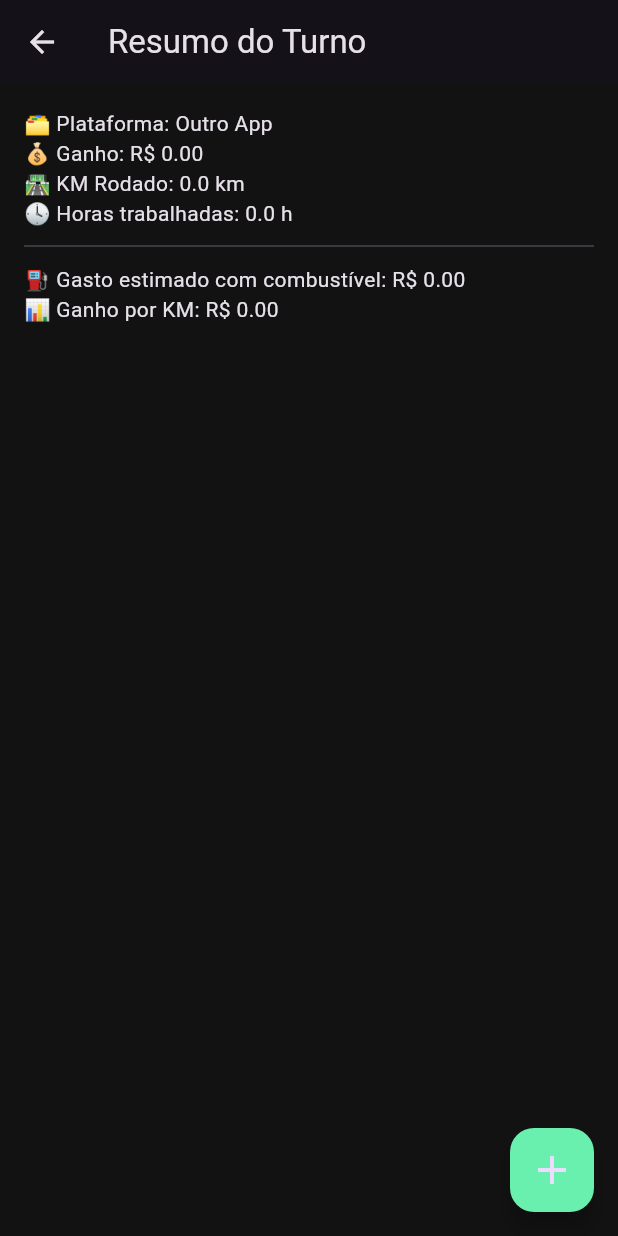
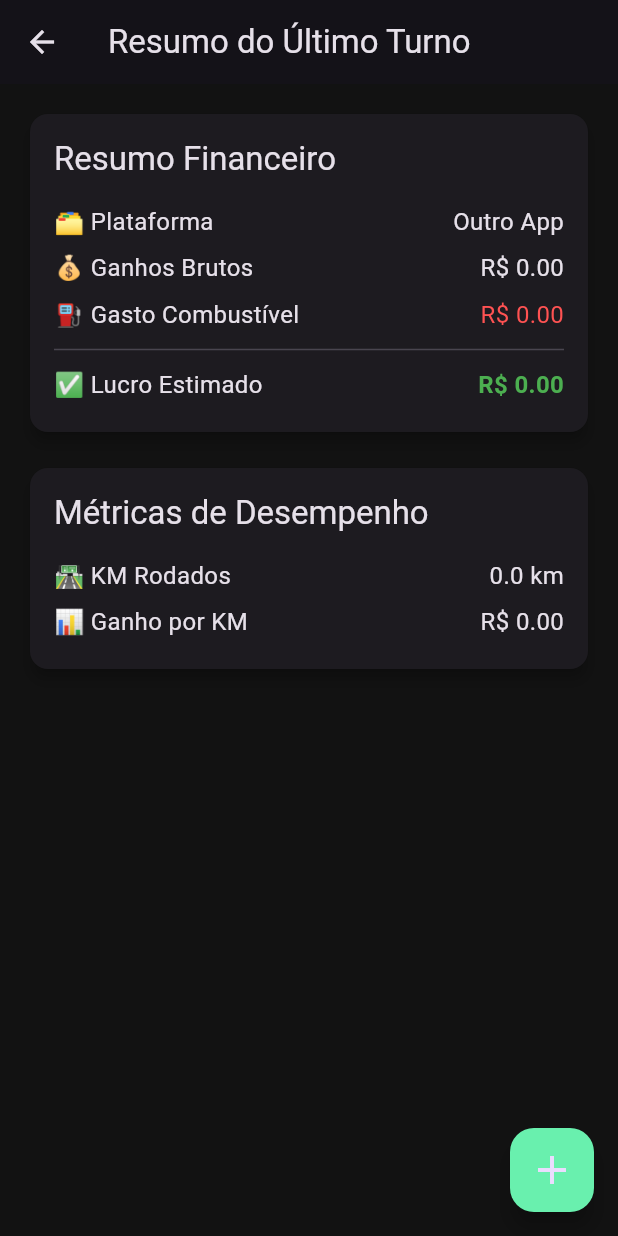
Before and after one commit to DouglasAlexJJ/turno_pago, a Flutter app: the HomeScreen screen opened directly, on a phone screen of 412 x 824 dp. Run offline on Flutter 3.47's test engine with Material 3 defaults, Android fonts, the phone set to English and light mode, and no system bars; our stand-ins replace fl_chart, shared_preferences; accounts and stored records are empty.

Commit message:
fase 1 passo 1
refinamento

```diff
--- a/lib/screens/home_screen.dart
+++ b/lib/screens/home_screen.dart
@@ -13,7 +13,6 @@ class HomeScreen extends StatefulWidget {
 class HomeScreenState extends State<HomeScreen> {
   double ganhos = 0;
   double kmRodado = 0;
-  double horas = 0;
   double consumoCarro = 10; // valor padrão
   double gastoCombustivel = 0;
   double ganhoPorKm = 0;
@@ -32,60 +31,117 @@ class HomeScreenState extends State<HomeScreen> {
 
     final ganhosTurno = await DadosService.lerDouble('ganhos_turno');
     final km = await DadosService.lerDouble('km_rodado_turno');
-    final horasTrabalhadas = await DadosService.lerDouble('horas_turno');
     final tipoApp = await DadosService.lerString('plataforma_turno');
     final consumo = prefs.getDouble('consumo_urbano') ?? 10;
     final corridas = await DadosService.lerInt('corridas_turno');
 
-    final gastoComb = (km > 0 && consumo > 0) ? (km / consumo) * 5.50 : 0; // gasolina média
-    final ganhoKm = (km > 0) ? ganhosTurno / km : 0;
-    final ganhoCorrida = (tipoApp == '99' && corridas > 0) ? ganhosTurno / corridas : 0;
+    // Assumindo um valor médio de combustível. Idealmente, viria das configs.
+    const precoCombustivel = 5.50;
+
+    // CORREÇÃO APLICADA AQUI: Trocado '0' por '0.0' para garantir o tipo double.
+    final gastoComb = (km > 0 && consumo > 0) ? (km / consumo) * precoCombustivel : 0.0;
+    final ganhoKm = (km > 0) ? ganhosTurno / km : 0.0;
+    final ganhoCorrida = (tipoApp == '99' && corridas > 0) ? ganhosTurno / corridas : 0.0;
+
+    if (!mounted) return;
 
     setState(() {
-      ganhos = ganhosTurno.toDouble();
-      kmRodado = km.toDouble();
-      horas = horasTrabalhadas.toDouble();
-      consumoCarro = consumo.toDouble();
+      ganhos = ganhosTurno;
+      kmRodado = km;
+      consumoCarro = consumo;
       plataforma = tipoApp;
       qtdCorridas = corridas;
-      gastoCombustivel = gastoComb.toDouble();
-      ganhoPorKm = ganhoKm.toDouble();
-      ganhoPorCorrida = ganhoCorrida.toDouble();
+      gastoCombustivel = gastoComb;
+      ganhoPorKm = ganhoKm;
+      ganhoPorCorrida = ganhoCorrida;
     });
   }
 
   @override
   Widget build(BuildContext context) {
     return Scaffold(
-      appBar: AppBar(title: const Text('Resumo do Turno')),
+      appBar: AppBar(title: const Text('Resumo do Último Turno')),
       body: Padding(
         padding: const EdgeInsets.all(16.0),
         child: ListView(
           children: [
-            Text('🗂 Plataforma: ${plataforma == '99' ? '99' : 'Outro App'}'),
-            Text('💰 Ganho: R\$ ${ganhos.toStringAsFixed(2)}'),
-            Text('🛣 KM Rodado: ${kmRodado.toStringAsFixed(1)} km'),
-            Text('🕓 Horas trabalhadas: ${horas.toStringAsFixed(1)} h'),
-            const Divider(height: 24),
-            Text('⛽ Gasto estimado com combustível: R\$ ${gastoCombustivel.toStringAsFixed(2)}'),
-            Text('📊 Ganho por KM: R\$ ${ganhoPorKm.toStringAsFixed(2)}'),
-            if (plataforma == '99')
-              Text('📦 Ganho por Corrida: R\$ ${ganhoPorCorrida.toStringAsFixed(2)}'),
-            if (plataforma == '99')
-              Text('🚗 Corridas feitas: $qtdCorridas'),
+            _buildCard(
+              title: 'Resumo Financeiro',
+              children: [
+                _buildInfoRow('🗂 Plataforma', plataforma == '99' ? '99' : 'Outro App'),
+                _buildInfoRow('💰 Ganhos Brutos', 'R\$ ${ganhos.toStringAsFixed(2)}'),
+                _buildInfoRow('⛽ Gasto Combustível', 'R\$ ${gastoCombustivel.toStringAsFixed(2)}', isNegative: true),
+                const Divider(),
+                _buildInfoRow('✅ Lucro Estimado', 'R\$ ${(ganhos - gastoCombustivel).toStringAsFixed(2)}', isHighlight: true),
+              ],
+            ),
+            const SizedBox(height: 16),
+            _buildCard(
+              title: 'Métricas de Desempenho',
+              children: [
+                _buildInfoRow('🛣 KM Rodados', '${kmRodado.toStringAsFixed(1)} km'),
+                _buildInfoRow('📊 Ganho por KM', 'R\$ ${ganhoPorKm.toStringAsFixed(2)}'),
+                if (plataforma == '99') ...[
+                  const Divider(),
+                  _buildInfoRow('🚗 Corridas Feitas', '$qtdCorridas'),
+                  _buildInfoRow('📦 Ganho por Corrida', 'R\$ ${ganhoPorCorrida.toStringAsFixed(2)}'),
+                ]
+              ],
+            ),
           ],
         ),
       ),
       floatingActionButton: FloatingActionButton(
-        onPressed: () {
-          Navigator.push(
+        onPressed: () async {
+          final result = await Navigator.push(
             context,
             MaterialPageRoute(builder: (_) => const TurnoScreen()),
           );
+          // Recarrega os dados se a tela de turno indicar que algo foi salvo
+          if (result == true) {
+            _carregarDados();
+          }
         },
         backgroundColor: Colors.greenAccent,
         child: const Icon(Icons.add, size: 32),
       ),
     );
   }
+
+  Widget _buildCard({required String title, required List<Widget> children}) {
+    return Card(
+      elevation: 4,
+      child: Padding(
+        padding: const EdgeInsets.all(16.0),
+        child: Column(
+          crossAxisAlignment: CrossAxisAlignment.start,
+          children: [
+            Text(title, style: Theme.of(context).textTheme.titleLarge),
+            const SizedBox(height: 12),
+            ...children,
+          ],
+        ),
+      ),
+    );
+  }
+
+  Widget _buildInfoRow(String label, String value, {bool isHighlight = false, bool isNegative = false}) {
+    return Padding(
+      padding: const EdgeInsets.symmetric(vertical: 4.0),
+      child: Row(
+        mainAxisAlignment: MainAxisAlignment.spaceBetween,
+        children: [
+          Text(label, style: TextStyle(fontSize: 16)),
+          Text(
+            value,
+            style: TextStyle(
+              fontSize: 16,
+              fontWeight: isHighlight ? FontWeight.bold : FontWeight.normal,
+              color: isNegative ? Colors.redAccent : (isHighlight ? Colors.green : null),
+            ),
+          ),
+        ],
+      ),
+    );
+  }
 }
--- a/lib/screens/turno_screen.dart
+++ b/lib/screens/turno_screen.dart
@@ -14,21 +14,24 @@ class TurnoScreenState extends State<TurnoScreen> {
   final _ganhosController = TextEditingController();
   final _kmRodadoController = TextEditingController();
   final _corridasController = TextEditingController();
-  final _horasController = TextEditingController();
+  // O _horasController foi removido
 
   Future<void> _salvarTurno() async {
     final ganhos = double.tryParse(_ganhosController.text) ?? 0;
     final km = double.tryParse(_kmRodadoController.text) ?? 0;
     final corridas = int.tryParse(_corridasController.text) ?? 0;
-    final horas = double.tryParse(_horasController.text) ?? 0;
+    // A variável horas foi removida
 
     await DadosService.salvarDouble('ganhos_turno', ganhos);
     await DadosService.salvarDouble('km_rodado_turno', km);
-    await DadosService.salvarDouble('horas_turno', horas);
+    // A linha para salvar 'horas_turno' foi removida
     await DadosService.salvarString('plataforma_turno', _plataformaSelecionada);
 
     if (_plataformaSelecionada == '99') {
       await DadosService.salvarInt('corridas_turno', corridas);
+    } else {
+      // Limpa o valor de corridas se a plataforma não for 99
+      await DadosService.salvarInt('corridas_turno', 0);
     }
 
     if (!mounted) return;
@@ -37,7 +40,7 @@ class TurnoScreenState extends State<TurnoScreen> {
       const SnackBar(content: Text('Turno salvo com sucesso!')),
     );
 
-    Navigator.pop(context); // volta para a HomeScreen
+    Navigator.pop(context, true); // Volta para a HomeScreen e indica que deve recarregar
   }
 
   @override
@@ -45,7 +48,7 @@ class TurnoScreenState extends State<TurnoScreen> {
     _ganhosController.dispose();
     _kmRodadoController.dispose();
     _corridasController.dispose();
-    _horasController.dispose();
+    // O dispose do _horasController foi removido
     super.dispose();
   }
 
@@ -92,11 +95,7 @@ class TurnoScreenState extends State<TurnoScreen> {
                 decoration: const InputDecoration(labelText: 'Quantidade de corridas'),
               ),
             ],
-            TextFormField(
-              controller: _horasController,
-              keyboardType: TextInputType.number,
-              decoration: const InputDecoration(labelText: 'Horas trabalhadas'),
-            ),
+            // O TextFormField de horas foi removido daqui
             const SizedBox(height: 20),
             ElevatedButton(
               onPressed: _salvarTurno,
```
